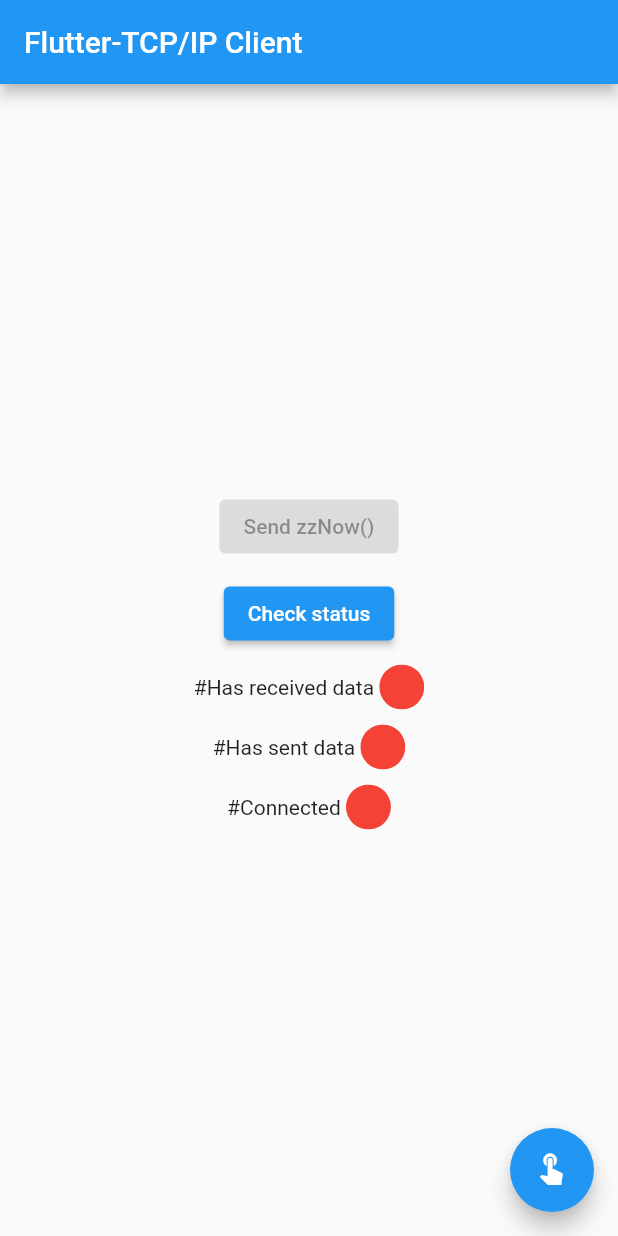
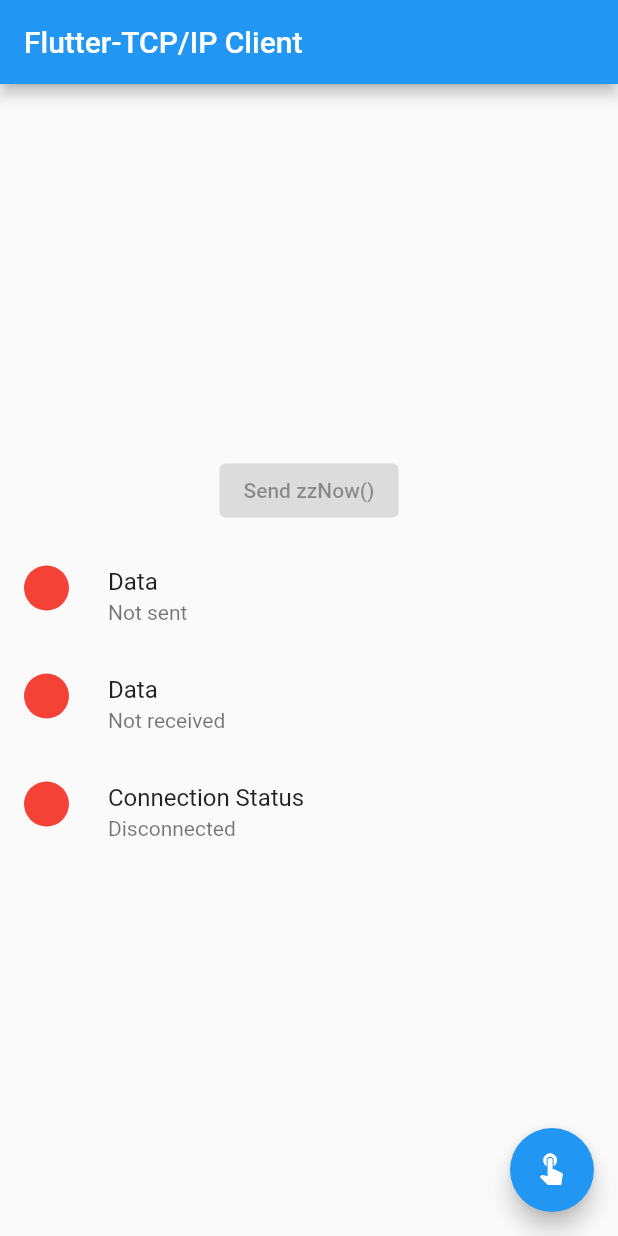
Before and after one commit to sphinxlikee/ipgscan_tcp_client_gui, a Flutter app: the screen it shows after launch, on a phone screen of 412 x 824 dp. Run offline on Flutter 3.47's test engine with Material 2 defaults, Android fonts, the phone set to English and light mode, and no system bars; our stand-ins replace flutter_riverpod.

```diff
--- a/lib/main.dart
+++ b/lib/main.dart
@@ -2,6 +2,7 @@ import 'package:flutter/material.dart';
 import 'dart:io';
 import 'package:flutter_riverpod/flutter_riverpod.dart';
 import 'package:flutter_tcp_client/tcp_client.dart';
+import 'dart:developer' as developer;
 
 void main() {
   runApp(ProviderScope(child: MyApp()));
@@ -20,6 +21,10 @@ class MyApp extends StatelessWidget {
   }
 }
 
+String serverAddress = '127.0.0.1';
+int serverPort = 64123;
+TCPClient tcpClient = TCPClient(serverAddress: serverAddress, serverPort: serverPort);
+
 class MyHomePage extends StatefulWidget {
   MyHomePage({Key key, this.title}) : super(key: key);
 
@@ -30,32 +35,23 @@ class MyHomePage extends StatefulWidget {
 }
 
 class _MyHomePageState extends State<MyHomePage> {
-  TCPClient tcpClient = TCPClient(hostAddress: '127.0.0.1', hostPort: 64123);
-
-  @override
-  void dispose() async {
-    super.dispose();
-    await tcpClient.socket.flush();
-    await tcpClient.socket.close();
-  }
-
   Future<void> createConnection() async {
     if (!tcpClient.isConnected) {
-      await Socket.connect(tcpClient.hostAddress, tcpClient.hostPort).then((value) {
+      await Socket.connect(tcpClient.serverAddress, tcpClient.serverPort).then((value) {
         tcpClient.socket = value;
         setState(() {
           tcpClient.isConnected = true;
           tcpClient.isDone = false;
         });
-        print(
-          'Connected to ${tcpClient.socket.address}:${tcpClient.socket.port} from ${tcpClient.socket.remoteAddress}:${tcpClient.socket.remotePort}.',
+        developer.log(
+          'connected to ${tcpClient.socket.address}:${tcpClient.socket.port} from ${tcpClient.socket.remoteAddress}:${tcpClient.socket.remotePort}.',
         );
       });
 
       tcpClient.socket.listen(
         (event) {
           var received = String.fromCharCodes(event);
-          print(received);
+          developer.log('received: $received');
 
           if (!tcpClient.hasReceivedData) {
             setState(() {
@@ -72,7 +68,7 @@ class _MyHomePageState extends State<MyHomePage> {
               tcpClient.hasReceivedData = false;
               tcpClient.hasSentData = false;
             });
-            print('socket is closed: ${tcpClient.isDone}');
+            developer.log('socket is closed: ${tcpClient.isDone}');
           },
         );
     }
@@ -84,12 +80,35 @@ class _MyHomePageState extends State<MyHomePage> {
       appBar: AppBar(
         title: Text(widget.title),
       ),
-      body: Center(
-        child: Column(
+      body: Column(
         mainAxisAlignment: MainAxisAlignment.center,
         crossAxisAlignment: CrossAxisAlignment.center,
         children: <Widget>[
-            ElevatedButton(
+          TCPDataSendButton(),
+          SizedBox(height: 10),
+          TCPDataSendIndicator(),
+          TCPDataReceiveIndicator(),
+          TCPConnectionIndicator(),
+        ],
+      ),
+      floatingActionButton: FloatingActionButton(
+        onPressed: tcpClient.isConnected ? null : createConnection,
+        tooltip: tcpClient.isConnected ? 'Connected' : 'Connect',
+        child: tcpClient.isConnected ? Icon(Icons.connect_without_contact_outlined) : Icon(Icons.touch_app_sharp),
+      ),
+    );
+  }
+}
+
+class TCPDataSendButton extends StatefulWidget {
+  @override
+  _TCPDataSendButtonState createState() => _TCPDataSendButtonState();
+}
+
+class _TCPDataSendButtonState extends State<TCPDataSendButton> {
+  @override
+  Widget build(BuildContext context) {
+    return ElevatedButton(
       onPressed: !tcpClient.isConnected
           ? null
           : () {
@@ -99,62 +118,60 @@ class _MyHomePageState extends State<MyHomePage> {
               });
             },
       child: Text('Send DateTime.now()'),
-            ),
-            SizedBox(height: 10),
-            ElevatedButton(
-              onPressed: () => print('socket is closed: ${tcpClient.isDone}'),
-              child: Text('Check status'),
-            ),
-            SizedBox(height: 10),
-            Row(
-              mainAxisAlignment: MainAxisAlignment.center,
-              children: [
-                Text('#Has received data '),
-                ClipOval(
-                  child: Container(
+    );
+  }
+}
+
+class TCPDataSendIndicator extends StatelessWidget {
+  @override
+  Widget build(BuildContext context) {
+    return ListTile(
+      leading: Container(
         width: 30,
         height: 30,
+        decoration: BoxDecoration(
+          shape: BoxShape.circle,
+          color: tcpClient.hasSentData ? Colors.green : Colors.red,
+        ),
+      ),
+      title: Text('Data'),
+      subtitle: tcpClient.hasSentData ? Text('Sent') : Text('Not sent'),
+    );
+  }
+}
+
+class TCPDataReceiveIndicator extends StatelessWidget {
+  @override
+  Widget build(BuildContext context) {
+    return ListTile(
+      leading: Container(
+        width: 30,
+        height: 30,
+        decoration: BoxDecoration(
+          shape: BoxShape.circle,
           color: tcpClient.hasReceivedData ? Colors.green : Colors.red,
         ),
       ),
-              ],
-            ),
-            SizedBox(height: 10),
-            Row(
-              mainAxisAlignment: MainAxisAlignment.center,
-              children: [
-                Text('#Has sent data '),
-                ClipOval(
-                  child: Container(
+      title: Text('Data'),
+      subtitle: tcpClient.hasReceivedData ? Text('Received') : Text('Not received'),
+    );
+  }
+}
+
+class TCPConnectionIndicator extends StatelessWidget {
+  @override
+  Widget build(BuildContext context) {
+    return ListTile(
+      leading: Container(
         width: 30,
         height: 30,
-                    color: tcpClient.hasSentData ? Colors.green : Colors.red,
-                  ),
-                ),
-              ],
-            ),
-            SizedBox(height: 10),
-            Row(
-              mainAxisAlignment: MainAxisAlignment.center,
-              children: [
-                Text('#Connected '),
-                ClipOval(
-                  child: Container(
-                    width: 30,
-                    height: 30,
+        decoration: BoxDecoration(
+          shape: BoxShape.circle,
           color: tcpClient.isConnected ? Colors.green : Colors.red,
         ),
       ),
-              ],
-            ),
-          ],
-        ),
-      ),
-      floatingActionButton: FloatingActionButton(
-        onPressed: tcpClient.isConnected ? null : createConnection,
-        tooltip: tcpClient.isConnected ? 'Connected' : 'Connect',
-        child: tcpClient.isConnected ? Icon(Icons.connect_without_contact_outlined) : Icon(Icons.touch_app_sharp),
-      ),
+      title: Text('Connection Status '),
+      subtitle: tcpClient.isConnected ? Text('Connected') : Text('Disconnected'),
     );
   }
 }
--- a/lib/tcp_client.dart
+++ b/lib/tcp_client.dart
@@ -2,14 +2,14 @@ import 'package:flutter/foundation.dart';
 import 'dart:io';
 
 class TCPClient {
-  final String hostAddress;
-  final int hostPort;
+  final String serverAddress;
+  final int serverPort;
   Socket socket;
   bool isConnected, isDone, hasReceivedData, hasSentData;
 
   TCPClient({
-    @required this.hostAddress,
-    @required this.hostPort,
+    @required this.serverAddress,
+    @required this.serverPort,
   })  : isConnected = false,
         isDone = false,
         hasReceivedData = false,
```
Lines whose indentation alone changed are shown as unchanged.
